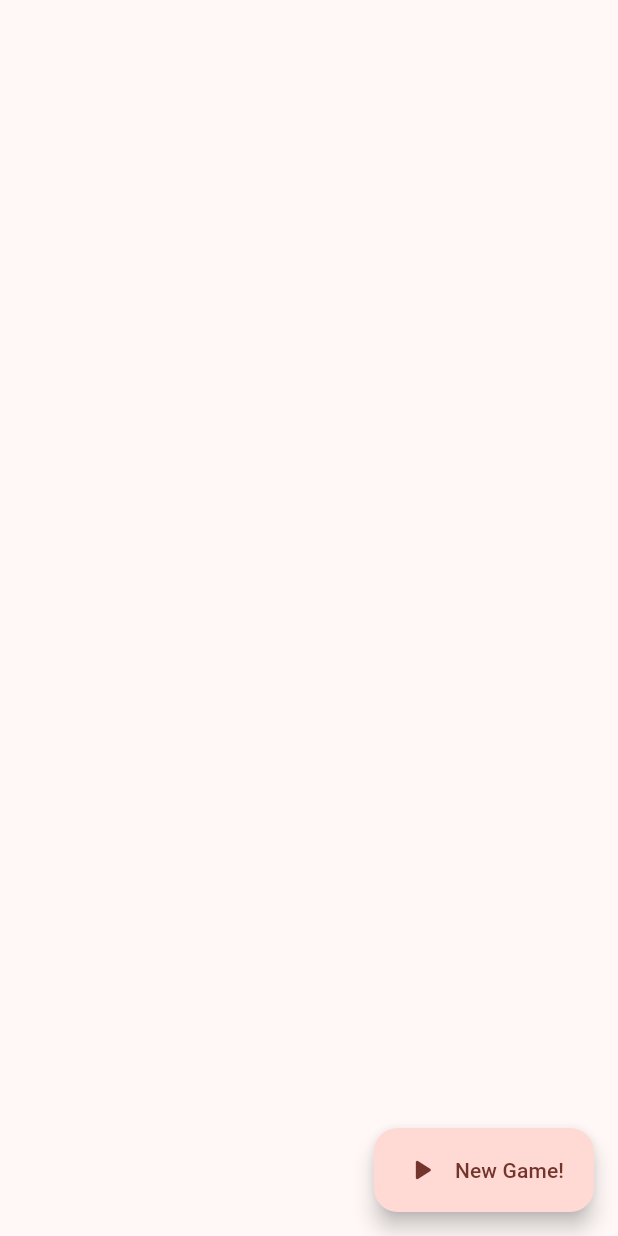
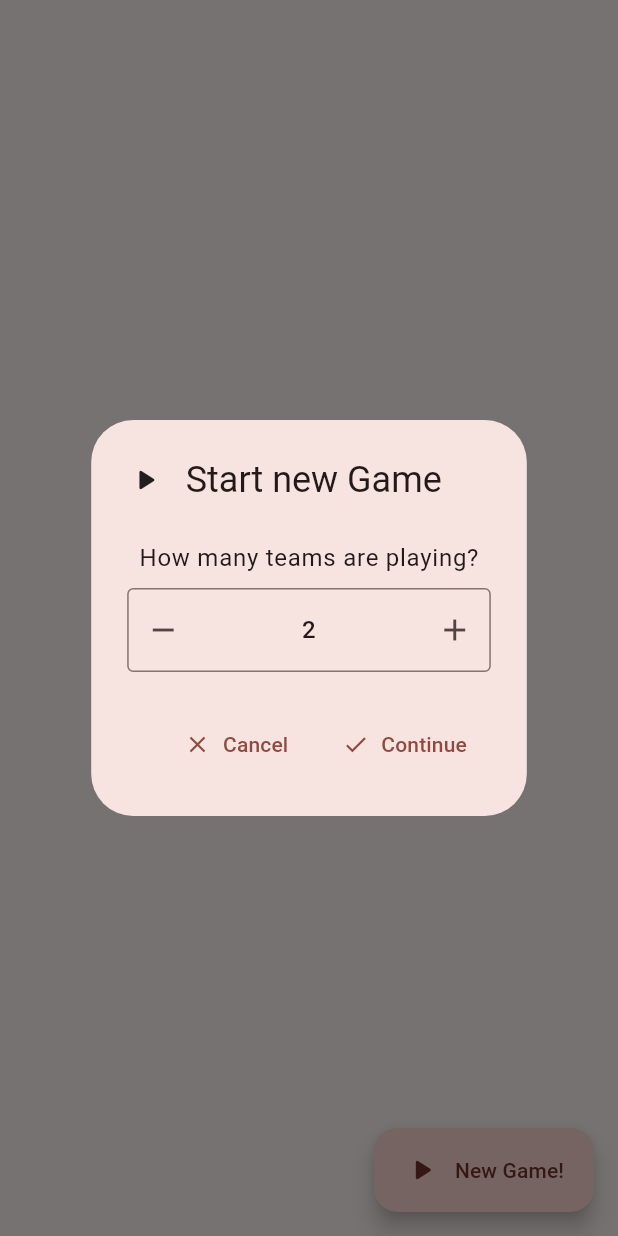
Before and after one commit to velix2/tag_lag, a Flutter app: the screen it shows after launch, after a tap on "New Game!", on a phone screen of 412 x 824 dp. Run offline on Flutter 3.47's test engine with Material 2 defaults, Android fonts, the phone set to English and light mode, and no system bars; drawn by our look-alikes of flutter_spinbox.

Commit message:
reworked setup page

```diff
--- a/lib/main.dart
+++ b/lib/main.dart
@@ -2,6 +2,7 @@
 
 import 'dart:async';
 import 'package:flutter/material.dart';
+import 'package:flutter_spinbox/material.dart';
 import 'package:provider/provider.dart';
 import 'dart:math';
 import 'challenges_page.dart';
@@ -136,9 +137,111 @@ class _MainPageState extends State<MainPage> {
     return LayoutBuilder(builder: (context, constraints) {
       if (!appState.gameStarted) {
         return Scaffold(
-          floatingActionButton: FloatingActionButton.extended(onPressed: () {
+          floatingActionButton: FloatingActionButton.extended(
+              onPressed: () {
+                appState.numOfTeams = 2;
+                showDialog(
+                    context: context,
+                    builder: (BuildContext context) => AlertDialog(
+                          title: Row(
+                            children: [
+                              const Icon(Icons.play_arrow_rounded),
+                              SizedBox.fromSize(
+                                size: const Size(15, 15),
+                              ),
+                              const Text("Start new Game"),
+                            ],
+                          ),
+                          content: Column(
+                            mainAxisSize: MainAxisSize.min,
+                            children: [
+                              Center(child: Padding(
+                                padding: const EdgeInsets.all(8.0),
+                                child: Text("How many teams are playing?", style: Theme.of(context).textTheme.bodyLarge,),
+                              )),
+                              SpinBox(
+                                min: 2,
+                                max: 5,
+                                value: 2,
+                                onChanged: (value) =>
+                                    appState.numOfTeams = value.toInt(),
+                              ),
+                            ],
+                          ),
+                          actions: [
+                            TextButton.icon(
+                                onPressed: () {
+                                  Navigator.pop(context);
+                                },
+                                icon: const Icon(Icons.close),
+                                label: const Text("Cancel")),
+                            TextButton.icon(
+                                onPressed: () {
+                                  Navigator.pop(context);
+                                  showDialog(
+                                      context: context,
+                                      builder: (BuildContext context) =>
+                                          AlertDialog(
+                                            title: Row(
+                                              children: [
+                                                const Icon(
+                                                    Icons.play_arrow_rounded),
+                                                SizedBox.fromSize(
+                                                  size: const Size(15, 15),
+                                                ),
+                                                const Text("Start new Game"),
+                                              ],
+                                            ),
+                                            content: Column(
+                                              mainAxisSize: MainAxisSize.min,
+                                              children: [
+                                                 Text(
+                                                    "What is your team's number?", style: Theme.of(context).textTheme.bodyLarge),
+                                                Center(
+                                                  child: Padding(
+                                                    padding: const EdgeInsets.all(8.0),
+                                                    child: Text(
+                                                        "Make sure to assign every team an individual number from 1 to ${appState.numOfTeams}."),
+                                                  ),
+                                                ),
+                                                SpinBox(
+                                                  min: 1,
+                                                  max: appState.numOfTeams
+                                                      .toDouble(),
+                                                  value: 1,
+                                                  onChanged: (value) => appState
+                                                      .teamNum = value.toInt(),
 
-          }, label: Row(
+                                                ),
+                                              ],
+                                            ),
+                                            actions: [
+                                              TextButton.icon(
+                                                  onPressed: () {
+                                                    Navigator.pop(context);
+                                                  },
+                                                  icon: const Icon(Icons.close),
+                                                  label: const Text("Cancel")),
+                                              TextButton.icon(
+                                                  onPressed: () {
+                                                    setState(() {
+                                                      appState.gameStarted =
+                                                          true;
+                                                    });
+                                                    Navigator.pop(context);
+                                                  },
+                                                  icon: const Icon(Icons.check),
+                                                  label:
+                                                      const Text("Start Game!"))
+                                            ],
+                                          ));
+                                },
+                                icon: const Icon(Icons.check),
+                                label: const Text("Continue"))
+                          ],
+                        ));
+              },
+              label: const Row(
                 children: [
                   Icon(Icons.play_arrow_rounded),
                   SizedBox(width: 10),
@@ -146,28 +249,19 @@ class _MainPageState extends State<MainPage> {
                 ],
               )),
         );
-      }
-      else {
+      } else {
         return Scaffold(
           bottomNavigationBar: BottomNavigationBar(
             type: BottomNavigationBarType.fixed,
             items: const <BottomNavigationBarItem>[
               BottomNavigationBarItem(
-              icon: Icon(Icons.directions_walk),
-              label: "Game"
-            ),
+                  icon: Icon(Icons.directions_walk), label: "Game"),
               BottomNavigationBarItem(
-                icon: Icon(Icons.assistant_photo),
-                label: "Challenges"
-            ),
+                  icon: Icon(Icons.assistant_photo), label: "Challenges"),
               BottomNavigationBarItem(
-                icon: Icon(Icons.train),
-                label: "Transport"
-            ),
+                  icon: Icon(Icons.train), label: "Transport"),
               BottomNavigationBarItem(
-                icon: Icon(Icons.handshake),
-                label: "Rules"
-            ),
+                  icon: Icon(Icons.handshake), label: "Rules"),
             ],
             currentIndex: appState.selectedIndex,
             onTap: (value) {
```
Also changed, not shown: lib/challenges_page.dart (+5 -5 lines). Lines whose indentation alone changed are shown as unchanged.
